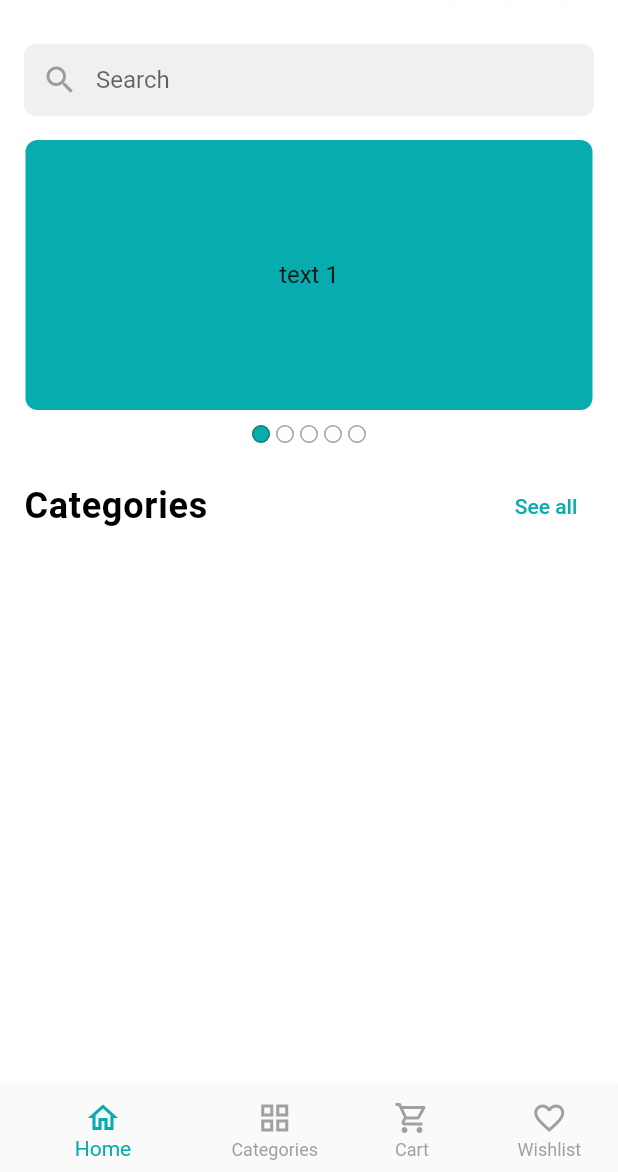
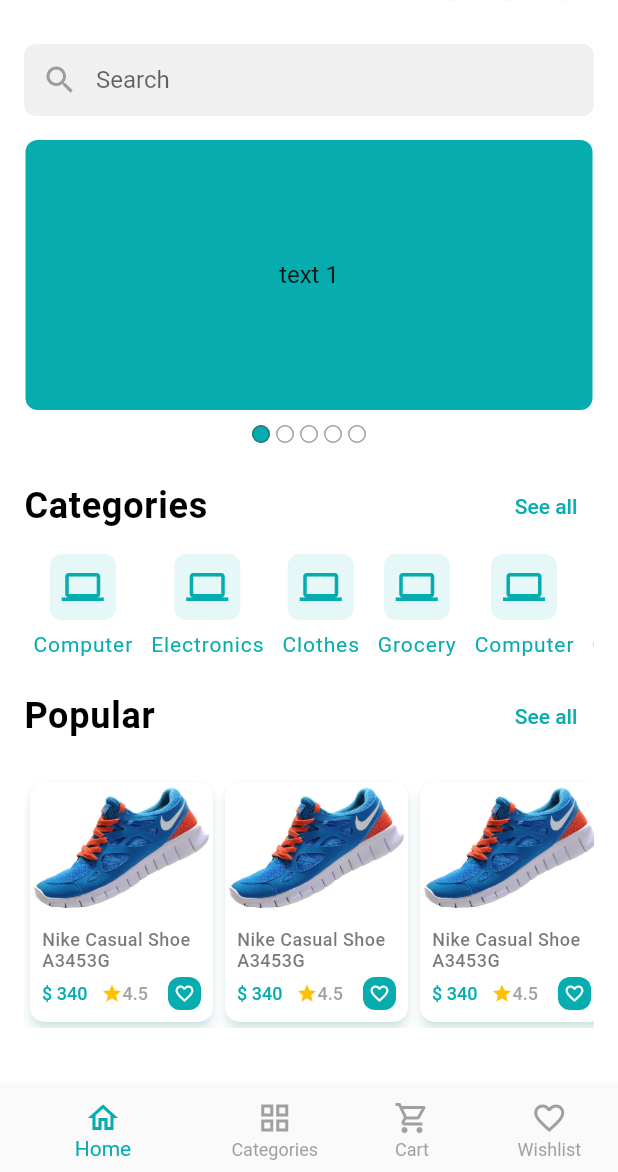
Before and after one commit to smilegse/flutter_ecommerce_app, a Flutter app: the screen it shows after launch, on a phone screen of 412 x 824 dp, the part 64-1236 px from its top. Run offline on Flutter 3.47's test engine with Material 2 defaults, Android fonts, the phone set to English and light mode, and no system bars; drawn by our look-alikes of carousel_slider; our stand-ins replace get, pin_code_fields.

Commit message:
home screen ui design done and product card widget added

```diff
--- a/lib/main.dart
+++ b/lib/main.dart
@@ -27,6 +27,7 @@ class CraftyBay extends StatelessWidget {
           color: Colors.black,
           elevation: 1,
         ),
+
         elevatedButtonTheme: ElevatedButtonThemeData(
           style: ElevatedButton.styleFrom(
             backgroundColor: Colors.purple,
@@ -38,10 +39,12 @@ class CraftyBay extends StatelessWidget {
         ),
       ),
       theme: ThemeData(
+        brightness: Brightness.light,
         appBarTheme: const AppBarTheme(
           color: Colors.white,
           elevation: 1,
         ),
+        scaffoldBackgroundColor: Colors.white,
         elevatedButtonTheme: ElevatedButtonThemeData(
           style: ElevatedButton.styleFrom(
             backgroundColor: primaryColor,
--- a/lib/ui/screens/home_screen.dart
+++ b/lib/ui/screens/home_screen.dart
@@ -1,9 +1,11 @@
-import 'package:ecommerce_app/ui/utils/styles.dart';
+
 import 'package:flutter/material.dart';
-import '../utils/app_colors.dart';
+import '../widgets/category_card_widget.dart';
 import '../widgets/home/app_bar_icon_button.dart';
 import '../widgets/home/home_carousel_widget.dart';
+import '../widgets/home/remarks_title_widget.dart';
 import '../widgets/home/search_text_field_widget.dart';
+import '../widgets/product_card_widget.dart';
 
 class HomeScreen extends StatefulWidget {
   const HomeScreen({Key? key}) : super(key: key);
@@ -16,7 +18,6 @@ class _HomeScreenState extends State<HomeScreen> {
   @override
   Widget build(BuildContext context) {
     return Scaffold(
-      backgroundColor: Colors.white,
       appBar: AppBar(
         elevation: 0,
         title: Row(
@@ -40,6 +41,8 @@ class _HomeScreenState extends State<HomeScreen> {
       ),
       body: Padding(
         padding: const EdgeInsets.all(16.0),
+        child: SingleChildScrollView(
+          scrollDirection: Axis.vertical,
           child: Column(
             children: [
               const SearchTextFieldWidget(),
@@ -53,43 +56,106 @@ class _HomeScreenState extends State<HomeScreen> {
               RemarksTitleWidget(
                 remarkName: 'Categories',
                 onTapSelectAll: () {},
-            )
+              ),
+              const SizedBox(
+                height: 8,
+              ),
+              SingleChildScrollView(
+                scrollDirection: Axis.horizontal,
+                child: Row(
+                  children: const [
+                    CategoryCardWidget(
+                      name: 'Computer',
+                    ),
+                    CategoryCardWidget(
+                      name: 'Electronics',
+                    ),
+                    CategoryCardWidget(
+                      name: 'Clothes',
+                    ),
+                    CategoryCardWidget(
+                      name: 'Grocery',
+                    ),
+                    CategoryCardWidget(
+                      name: 'Computer',
+                    ),
+                    CategoryCardWidget(
+                      name: 'Computer',
+                    ),
                   ],
+                ),
+              ),
+              const SizedBox(
+                height: 16,
+              ),
+              RemarksTitleWidget(
+                remarkName: 'Popular',
+                onTapSelectAll: () {},
+              ),
+              const SizedBox(
+                height: 16,
+              ),
+              SingleChildScrollView(
+                scrollDirection: Axis.horizontal,
+                child: Row(
+                  children: [
+                    ProductCardWidget(),
+                    ProductCardWidget(),
+                    ProductCardWidget(),
+                    ProductCardWidget(),
+                    ProductCardWidget(),
+                  ],
+                ),
+              ),
+              const SizedBox(
+                height: 16,
+              ),
+              RemarksTitleWidget(
+                remarkName: 'Special',
+                onTapSelectAll: () {},
+              ),
+              const SizedBox(
+                height: 16,
+              ),
+              SingleChildScrollView(
+                scrollDirection: Axis.horizontal,
+                child: Row(
+                  children: [
+                    ProductCardWidget(),
+                    ProductCardWidget(),
+                    ProductCardWidget(),
+                    ProductCardWidget(),
+                    ProductCardWidget(),
+                  ],
+                ),
+              ),
+              const SizedBox(
+                height: 16,
+              ),
+              RemarksTitleWidget(
+                remarkName: 'New',
+                onTapSelectAll: () {},
+              ),
+              const SizedBox(
+                height: 16,
+              ),
+              SingleChildScrollView(
+                scrollDirection: Axis.horizontal,
+                child: Row(
+                  children: [
+                    ProductCardWidget(),
+                    ProductCardWidget(),
+                    ProductCardWidget(),
+                    ProductCardWidget(),
+                    ProductCardWidget(),
+                  ],
+                ),
+              ),
+
+            ],
+          ),
         ),
       ),
     );
   }
 }
-
-class RemarksTitleWidget extends StatelessWidget {
-  const RemarksTitleWidget({
-    super.key, required this.remarkName, required this.onTapSelectAll,
-  });
-
-  final String remarkName;
-  final VoidCallback onTapSelectAll;
-
-  @override
-  Widget build(BuildContext context) {
-    return Row(
-      mainAxisAlignment: MainAxisAlignment.spaceBetween,
-      children: [
-        Text(
-          remarkName,
-          style: titleTextStyle.copyWith(
-            fontWeight: FontWeight.w600,
-          ),
-        ),
-        TextButton(
-          onPressed: onTapSelectAll,
-          child: const Text(
-            'See all',
-            style: TextStyle(
-              color: primaryColor,
-            ),
-          ),
-        ),
-      ],
-    );
-  }
-}
--- /dev/null
+++ b/lib/ui/widgets/category_card_widget.dart
@@ -0,0 +1,44 @@
+
+import 'package:flutter/material.dart';
+
+import '../utils/app_colors.dart';
+
+class CategoryCardWidget extends StatelessWidget {
+  const CategoryCardWidget({
+    super.key, required this.name,
+  });
+  final String name;
+
+
+  @override
+  Widget build(BuildContext context) {
+    return Padding(
+      padding: const EdgeInsets.symmetric(horizontal: 6),
+      child: Column(
+        crossAxisAlignment: CrossAxisAlignment.center,
+        children: [
+          Container(
+            decoration: BoxDecoration(
+              color: primaryColor.withOpacity(0.1),
+              borderRadius: BorderRadius.circular(8),
+            ),
+            child: const Padding(
+              padding: EdgeInsets.all(8.0),
+              child: Icon(Icons.computer,size: 28, color: primaryColor,),
+            ),
+          ),
+          const SizedBox(height: 8,),
+          Text(
+            name,
+            textAlign: TextAlign.center,
+            style: const TextStyle(
+              fontWeight: FontWeight.w400,
+              color: primaryColor,
+              letterSpacing: 0.6,
+            ),
+          ),
+        ],
+      ),
+    );
+  }
+}
--- /dev/null
+++ b/lib/ui/widgets/home/remarks_title_widget.dart
@@ -0,0 +1,37 @@
+import 'package:flutter/material.dart';
+
+import '../../utils/app_colors.dart';
+import '../../utils/styles.dart';
+
+class RemarksTitleWidget extends StatelessWidget {
+  const RemarksTitleWidget({
+    super.key, required this.remarkName, required this.onTapSelectAll,
+  });
+
+  final String remarkName;
+  final VoidCallback onTapSelectAll;
+
+  @override
+  Widget build(BuildContext context) {
+    return Row(
+      mainAxisAlignment: MainAxisAlignment.spaceBetween,
+      children: [
+        Text(
+          remarkName,
+          style: titleTextStyle.copyWith(
+            fontWeight: FontWeight.w600,
+          ),
+        ),
+        TextButton(
+          onPressed: onTapSelectAll,
+          child: const Text(
+            'See all',
+            style: TextStyle(
+              color: primaryColor,
+            ),
+          ),
+        ),
+      ],
+    );
+  }
+}
--- /dev/null
+++ b/lib/ui/widgets/product_card_widget.dart
@@ -0,0 +1,92 @@
+import 'package:flutter/material.dart';
+
+import '../utils/app_colors.dart';
+
+class ProductCardWidget extends StatelessWidget {
+  const ProductCardWidget({
+    super.key,
+  });
+
+  @override
+  Widget build(BuildContext context) {
+    return SizedBox(
+      width: 130,
+      child: Card(
+        elevation: 3,
+        shape: RoundedRectangleBorder(
+          borderRadius: BorderRadius.circular(10),
+        ),
+        shadowColor: primaryColor.withOpacity(0.3),
+        child: Column(
+          children: [
+            Image.asset(
+              'assets/images/dummy_shoe.png',
+              width: 120,
+              height: 90,
+              fit: BoxFit.cover,
+
+            ),
+            Padding(
+              padding: const EdgeInsets.all(8.0),
+              child: Column(
+                children: [
+                  Text(
+                    'Nike Casual Shoe A3453G',
+                    style: TextStyle(
+                      fontSize: 12,
+                      fontWeight: FontWeight.w500,
+                      letterSpacing: 0.3,
+                      height: 1.2 ,
+                      color: greyColor.withOpacity(0.7),
+                    ),
+                  ),
+                  const SizedBox(height: 4,),
+                  Row(
+                    mainAxisAlignment: MainAxisAlignment.spaceBetween,
+                    children: [
+                      const Text(
+                        '\$ 340',
+                        style: TextStyle(
+                            fontSize: 12,
+                            fontWeight: FontWeight.w500,
+                            color: primaryColor
+                        ),
+                      ),
+                      const SizedBox(
+                        width: 4,
+                      ),
+                      Wrap(
+                        crossAxisAlignment: WrapCrossAlignment.center,
+                        children: const [
+                          Icon(Icons.star, color: Colors.amber,size: 14,),
+                          Text('4.5', style: TextStyle(
+                              fontSize: 12,
+                              fontWeight: FontWeight.w500,
+                              color: lightGreyColor
+                          ),),
+                        ],
+                      ),
+                      const SizedBox(
+                        width: 8,
+                      ),
+                      Container(
+                        decoration: BoxDecoration(
+                          color: primaryColor,
+                          borderRadius: BorderRadius.circular(8),
+                        ),
+                        child: const Padding(
+                          padding: EdgeInsets.all(4.0),
+                          child: Icon(Icons.favorite_border, size: 14, color: Colors.white,),
+                        ),
+                      )
+                    ],
+                  ),
+                ],
+              ),
+            ),
+          ],
+        ),
+      ),
+    );
+  }
+}
```
Also changed, not shown: assets/images/dummy_shoe.png (added). Lines whose indentation alone changed are shown as unchanged.
